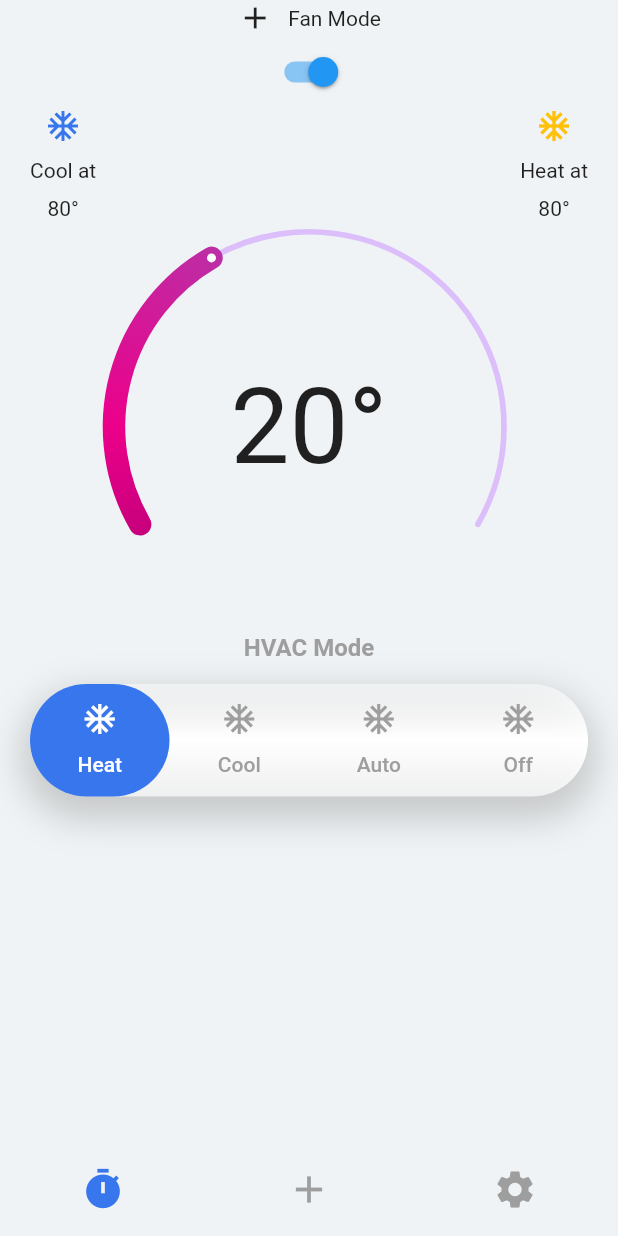
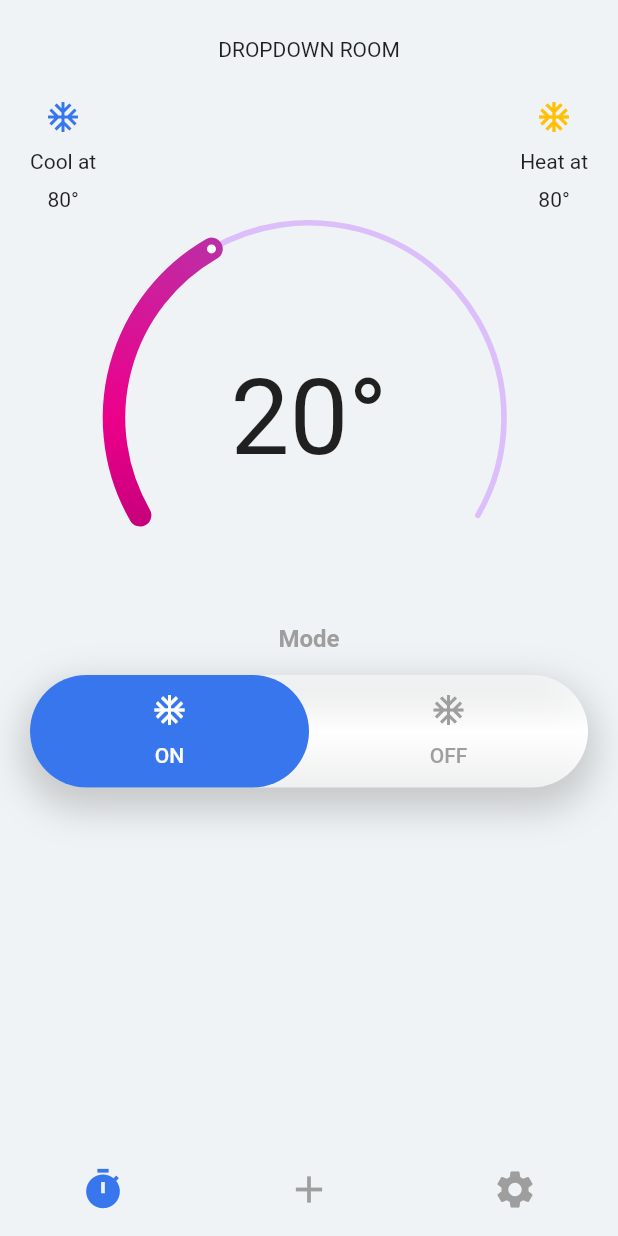
Before and after one commit to Victor-Dev77/IoThermostat, a Flutter app: the screen it shows after launch, on a phone screen of 412 x 824 dp. Run offline on Flutter 3.47's test engine with Material 2 defaults, Android fonts, the phone set to English and light mode, and no system bars; drawn by our look-alikes of sleek_circular_slider; our stand-ins replace cloud_firestore, connectivity, firebase_auth, get, jiffy, tab_indicator_styler; accounts and stored records are empty.

Commit message:
Update UI

```diff
--- /dev/null
+++ b/lib/app/modules/add/add_room_controller.dart
@@ -0,0 +1,5 @@
+import 'package:get/get.dart';
+
+class AddRoomController extends GetxController {
+
+}
--- /dev/null
+++ b/lib/app/modules/add/add_room_page.dart
@@ -0,0 +1,12 @@
+import 'package:flutter/material.dart';
+
+class AddRoomPage extends StatelessWidget {
+  @override
+  Widget build(BuildContext context) {
+    return Container(
+      width: 50,
+      height: 50,
+      color: Colors.green,
+    );
+  }
+}
--- a/lib/app/modules/home/home_controller.dart
+++ /dev/null
@@ -1,5 +0,0 @@
-import 'package:get/get.dart';
-
-class HomeController extends GetxController {
-
-}
--- /dev/null
+++ b/lib/app/modules/rooms/schedule_room_controller.dart
@@ -0,0 +1,5 @@
+import 'package:get/get.dart';
+
+class ScheduleRoomController extends GetxController {
+
+}
--- a/lib/app/modules/home/home_page.dart
+++ b/lib/app/modules/rooms/schedule_room_page.dart
@@ -4,57 +4,25 @@ import 'package:iot_thermostat/app/utils/constant/constant_color.dart';
 import 'package:sleek_circular_slider/sleek_circular_slider.dart';
 import 'package:tab_indicator_styler/tab_indicator_styler.dart';
 
-class HomePage extends StatelessWidget {
+class ScheduleRoomPage extends StatelessWidget {
   @override
   Widget build(BuildContext context) {
-    return Scaffold(
-      body: SafeArea(
-        child: Center(
+    return Center(
           child: Column(
             children: <Widget>[
-              _buildFanMode(),
+              _buildRoom(),
               _buildTempRow(),
               _buildCircularSlider(),
-              _buildHVACMode(),
+              _buildMode(),
             ],
           ),
-        ),
-      ),
-      bottomNavigationBar: BottomNavigationBar(
-        showSelectedLabels: false,
-        showUnselectedLabels: false,
-        backgroundColor: ConstantColor.colorBackground,
-        elevation: 0,
-        selectedItemColor: ConstantColor.colorPrimary,
-        unselectedItemColor: ConstantColor.grey,
-        iconSize: 30,
-        items: [
-          BottomNavigationBarItem(icon: Icon(Icons.timer), title: Text("add")),
-          BottomNavigationBarItem(icon: Icon(Icons.add), title: Text("add")),
-          BottomNavigationBarItem(
-              icon: Icon(Icons.settings), title: Text("settings")),
-        ],
-      ),
-    );
+        );
   }
 
-  Widget _buildFanMode() {
-    return Column(
-      mainAxisAlignment: MainAxisAlignment.spaceBetween,
-      children: <Widget>[
-        Row(
-          mainAxisSize: MainAxisSize.min,
-          children: <Widget>[
-            Icon(Icons.add),
-            SizedBox(width: 10),
-            Text("Fan Mode"),
-          ],
-        ),
-        Switch(
-          onChanged: (value) => print(value),
-          value: true,
-        ),
-      ],
+  Widget _buildRoom() {
+    return Padding(
+      padding: EdgeInsets.all(25),
+      child: Text("DROPDOWN ROOM"),
     );
   }
 
@@ -95,7 +63,7 @@ class HomePage extends StatelessWidget {
         max: 30,
         initialValue: 20,
         onChange: (double value) {
-          print(value);
+          //print(value);
         },
         innerWidget: (value) {
           int degree = value.round();
@@ -114,13 +82,13 @@ class HomePage extends StatelessWidget {
     );
   }
 
-  Widget _buildHVACMode() {
+  Widget _buildMode() {
     return Padding(
       padding: EdgeInsets.symmetric(horizontal: 20),
       child: Column(
         children: <Widget>[
           Text(
-            "HVAC Mode",
+            "Mode",
             style: TextStyle(
               color: ConstantColor.grey,
               fontWeight: FontWeight.bold,
@@ -129,7 +97,7 @@ class HomePage extends StatelessWidget {
           ),
           SizedBox(height: 15),
           DefaultTabController(
-            length: 4,
+            length: 2,
             initialIndex: 0,
             child: Container(
               height: 75,
@@ -155,19 +123,11 @@ class HomePage extends StatelessWidget {
                 tabs: [
                   Tab(
                     icon: Icon(Icons.ac_unit),
-                    text: "Heat",
+                    text: "ON",
                   ),
                   Tab(
                     icon: Icon(Icons.ac_unit),
-                    text: "Cool",
-                  ),
-                  Tab(
-                    icon: Icon(Icons.ac_unit),
-                    text: "Auto",
-                  ),
-                  Tab(
-                    icon: Icon(Icons.ac_unit),
-                    text: "Off",
+                    text: "OFF",
                   ),
                 ],
                 labelColor: ConstantColor.white,
--- /dev/null
+++ b/lib/app/modules/settings/settings_controller.dart
@@ -0,0 +1,5 @@
+import 'package:get/get.dart';
+
+class SettingsController extends GetxController {
+
+}
--- /dev/null
+++ b/lib/app/modules/settings/settings_page.dart
@@ -0,0 +1,12 @@
+import 'package:flutter/material.dart';
+
+class SettingsPage extends StatelessWidget {
+  @override
+  Widget build(BuildContext context) {
+    return Container(
+      width: 50,
+      height: 50,
+      color: Colors.red,
+    );
+  }
+}
--- /dev/null
+++ b/lib/app/modules/squeleton/squeleton_controller.dart
@@ -0,0 +1,13 @@
+import 'package:get/get.dart';
+
+class SqueletonController extends GetxController {
+
+  int _indexMenu = 0;
+  int get indexMenu => this._indexMenu;
+
+  updateIndexMenu(int index) {
+    _indexMenu = index;
+    update();
+  }
+
+}
--- /dev/null
+++ b/lib/app/modules/squeleton/squeleton_page.dart
@@ -0,0 +1,49 @@
+import 'package:flutter/material.dart';
+import 'package:get/state_manager.dart';
+import 'package:iot_thermostat/app/modules/add/add_room_page.dart';
+import 'package:iot_thermostat/app/modules/rooms/schedule_room_page.dart';
+import 'package:iot_thermostat/app/modules/settings/settings_page.dart';
+import 'package:iot_thermostat/app/modules/squeleton/squeleton_controller.dart';
+import 'package:iot_thermostat/app/utils/constant/constant_color.dart';
+
+class SqueletonPage extends GetView<SqueletonController> {
+  @override
+  Widget build(BuildContext context) {
+    return GetBuilder(
+      init: SqueletonController(),
+      builder: (_) {
+        return Scaffold(
+          body: SafeArea(
+            child: _pageWithIndex(),
+          ),
+          bottomNavigationBar: BottomNavigationBar(
+            showSelectedLabels: false,
+            showUnselectedLabels: false,
+            backgroundColor: ConstantColor.colorBackground,
+            elevation: 0,
+            selectedItemColor: ConstantColor.colorPrimary,
+            unselectedItemColor: ConstantColor.grey,
+            iconSize: 30,
+            currentIndex: controller.indexMenu,
+            onTap: (index) => controller.updateIndexMenu(index),
+            items: [
+              BottomNavigationBarItem(
+                  icon: Icon(Icons.timer), title: Text("schedule")),
+              BottomNavigationBarItem(
+                  icon: Icon(Icons.add), title: Text("add")),
+              BottomNavigationBarItem(
+                  icon: Icon(Icons.settings), title: Text("settings")),
+            ],
+          ),
+        );
+      },
+    );
+  }
+
+  Widget _pageWithIndex() {
+    if (controller.indexMenu == 0)
+      return ScheduleRoomPage();
+    else if (controller.indexMenu == 1) return AddRoomPage();
+    return SettingsPage();
+  }
+}
--- a/lib/app/routes/app_pages.dart
+++ b/lib/app/routes/app_pages.dart
@@ -1,6 +1,6 @@
 import 'package:get/get.dart';
-import 'package:iot_thermostat/app/modules/home/home_page.dart';
 import 'package:iot_thermostat/app/modules/splashscreen/splashscreen_page.dart';
+import 'package:iot_thermostat/app/modules/squeleton/squeleton_page.dart';
 part './app_routes.dart';
 
 
@@ -8,7 +8,7 @@ class AppPages {
 
   static final routes = [
     GetPage(name: Routes.SPLASHSCREEN, page: () => SplashScreenPage(),),
-    GetPage(name: Routes.SQUELETON, page: () => HomePage()),
-    GetPage(name: Routes.AUTH, page: () => HomePage()),
+    GetPage(name: Routes.SQUELETON, page: () => SqueletonPage()),
+    GetPage(name: Routes.AUTH, page: () => SqueletonPage()),
   ];
 }
```
